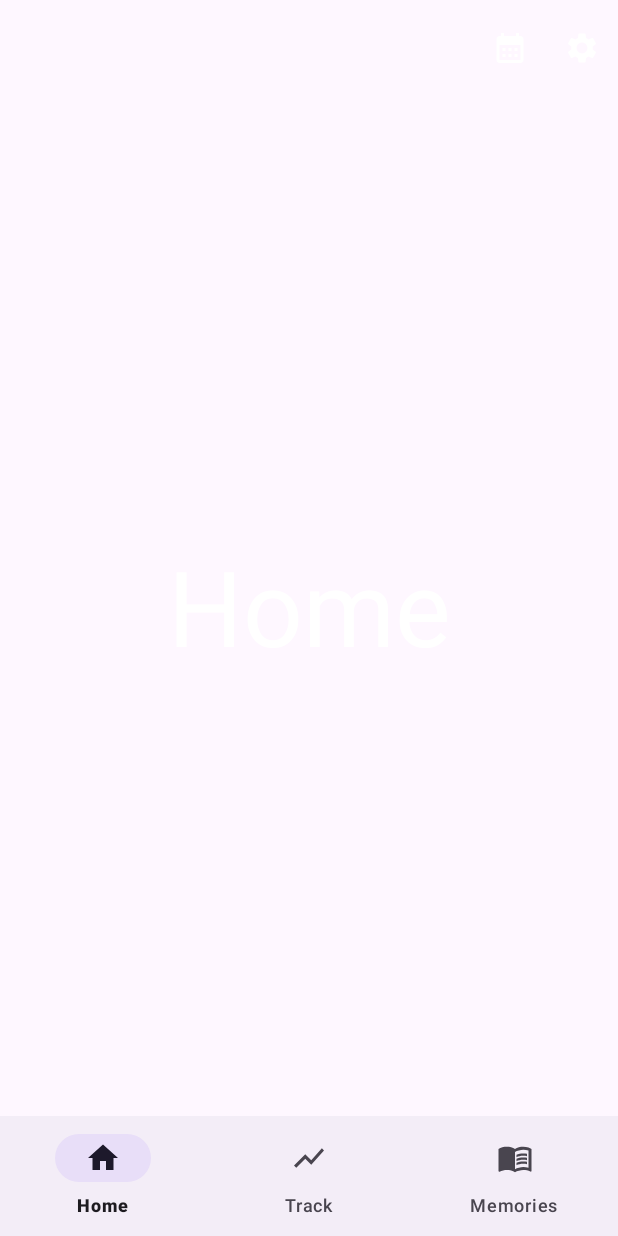
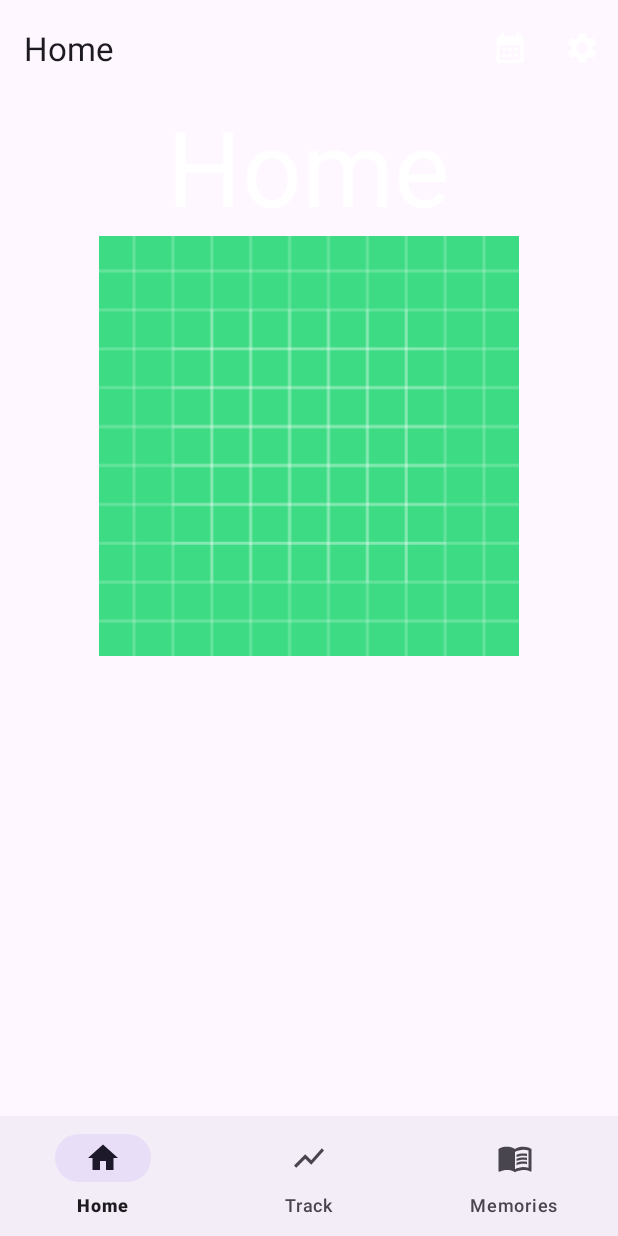
Before and after one commit to jankrokos/Bambino, an Android app: the screen it shows after launch (MainActivity), on a phone screen of 412 x 824 dp. Run offline under Robolectric (Android 15) with nearby library versions, the phone set to English and light mode, and no system bars; our stand-ins replace navigation-ui.

Commit message:
Fixed bottom navigation, added changeable image to home-screen

```diff
--- a/app/src/main/java/com/example/bambino/HomeFragment.kt
+++ /dev/null
@@ -1,20 +0,0 @@
-package com.example.bambino
-
-import android.os.Bundle
-import androidx.fragment.app.Fragment
-import android.view.LayoutInflater
-import android.view.View
-import android.view.ViewGroup
-import androidx.databinding.DataBindingUtil
-import com.example.bambino.databinding.FragmentHomeBinding
-
-class HomeFragment : Fragment() {
-
-    override fun onCreateView(
-        inflater: LayoutInflater, container: ViewGroup?,
-        savedInstanceState: Bundle?
-    ): View? {
-        val binding = FragmentHomeBinding.inflate(inflater, container, false)
-        return binding.root
-    }
-}
--- /dev/null
+++ b/app/src/main/java/com/example/bambino/home/HomeFragment.kt
@@ -0,0 +1,48 @@
+package com.example.bambino.home
+
+import android.app.Activity
+import android.content.Intent
+import android.os.Bundle
+import android.util.Log
+import androidx.fragment.app.Fragment
+import android.view.LayoutInflater
+import android.view.View
+import android.view.ViewGroup
+import androidx.activity.result.contract.ActivityResultContracts
+import androidx.databinding.DataBindingUtil
+import com.example.bambino.databinding.FragmentHomeBinding
+
+class HomeFragment : Fragment() {
+
+    private lateinit var binding: FragmentHomeBinding
+
+    override fun onCreateView(
+        inflater: LayoutInflater, container: ViewGroup?,
+        savedInstanceState: Bundle?
+    ): View? {
+        binding = FragmentHomeBinding.inflate(inflater, container, false)
+
+        binding.familyPhoto.setOnClickListener{
+            pickImageFromGallery()
+        }
+
+        return binding.root
+    }
+
+    private fun pickImageFromGallery() {
+        Log.i("HomeFragment", "PICK IMAGE")
+        val intent = Intent(Intent.ACTION_PICK)
+        intent.type = "image/*"
+        intent.action = Intent.ACTION_GET_CONTENT
+        resultLauncher.launch(intent)
+    }
+
+    private var resultLauncher = registerForActivityResult(ActivityResultContracts.StartActivityForResult()) { result ->
+        if (result.resultCode == Activity.RESULT_OK) {
+            // There are no request codes
+            val data: Intent? = result.data
+            binding.familyPhoto.setImageURI(data?.data)
+        }
+    }
+
+}
--- a/app/src/main/res/layout/activity_main.xml
+++ b/app/src/main/res/layout/activity_main.xml
@@ -16,7 +16,8 @@
             android:id="@+id/topAppBar"
             android:layout_width="match_parent"
             android:layout_height="?attr/actionBarSize"
-            app:menu="@menu/top_app_bar" />
+            app:menu="@menu/top_app_bar"
+            app:title="@string/home"/>
     </com.google.android.material.appbar.AppBarLayout>
 
 
@@ -36,5 +37,4 @@
         android:layout_below="@id/appBarLayout"
         app:defaultNavHost="true"
         app:navGraph="@navigation/navigation_main" />
-
 </RelativeLayout>
--- a/app/src/main/res/layout/fragment_home.xml
+++ b/app/src/main/res/layout/fragment_home.xml
@@ -1,22 +1,34 @@
 <?xml version="1.0" encoding="utf-8"?>
-<androidx.constraintlayout.widget.ConstraintLayout xmlns:android="http://schemas.android.com/apk/res/android"
+<RelativeLayout xmlns:android="http://schemas.android.com/apk/res/android"
     xmlns:app="http://schemas.android.com/apk/res-auto"
     xmlns:tools="http://schemas.android.com/tools"
     android:id="@+id/homeFragment"
     android:layout_width="match_parent"
     android:layout_height="match_parent"
-    tools:context=".HomeFragment">
+    tools:context=".home.HomeFragment">
 
-    <!-- TODO: Update blank fragment layout -->
+
+
     <TextView
+        android:id="@+id/h_m"
         android:layout_width="wrap_content"
         android:layout_height="wrap_content"
+        android:layout_alignParentTop="true"
+        android:layout_centerHorizontal="true"
         android:text="@string/home"
         android:textColor="#ffffff"
-        android:textSize="70sp"
-        app:layout_constraintBottom_toBottomOf="parent"
-        app:layout_constraintEnd_toEndOf="parent"
-        app:layout_constraintStart_toStartOf="parent"
-        app:layout_constraintTop_toTopOf="parent" />
+        android:textSize="70sp" />
 
-</androidx.constraintlayout.widget.ConstraintLayout>
+    <ImageView
+        android:id="@+id/family_photo"
+        android:layout_width="match_parent"
+        android:layout_height="280dp"
+        android:layout_below="@id/h_m"
+        android:src="@drawable/ic_launcher_background"
+        android:contentDescription="@string/click_to_change_photo"
+        android:visibility="visible"
+        android:clickable="true"
+        android:focusable="true"/>
+
+
+</RelativeLayout>
--- a/app/src/main/res/layout/fragment_memories.xml
+++ b/app/src/main/res/layout/fragment_memories.xml
@@ -5,7 +5,7 @@
     android:id="@+id/memoriesFragment"
     android:layout_width="match_parent"
     android:layout_height="match_parent"
-    tools:context=".MemoriesFragment">
+    tools:context=".memories.MemoriesFragment">
 
     <!-- TODO: Update blank fragment layout -->
     <TextView
--- a/app/src/main/res/layout/fragment_track.xml
+++ b/app/src/main/res/layout/fragment_track.xml
@@ -5,7 +5,7 @@
     android:id="@+id/trackFragment"
     android:layout_width="match_parent"
     android:layout_height="match_parent"
-    tools:context=".TrackFragment">
+    tools:context=".track.TrackFragment">
 
     <!-- TODO: Update blank fragment layout -->
     <TextView
--- a/app/src/main/res/navigation/navigation_main.xml
+++ b/app/src/main/res/navigation/navigation_main.xml
@@ -7,17 +7,17 @@
 
     <fragment
         android:id="@+id/homeFragment"
-        android:name="com.example.bambino.HomeFragment"
+        android:name="com.example.bambino.home.HomeFragment"
         android:label="@string/home"
         tools:layout="@layout/fragment_home" />
     <fragment
         android:id="@+id/trackFragment"
-        android:name="com.example.bambino.TrackFragment"
+        android:name="com.example.bambino.track.TrackFragment"
         android:label="@string/track"
         tools:layout="@layout/fragment_track" />
     <fragment
         android:id="@+id/memoriesFragment"
-        android:name="com.example.bambino.MemoriesFragment"
+        android:name="com.example.bambino.memories.MemoriesFragment"
         android:label="@string/memories"
         tools:layout="@layout/fragment_memories" />
 </navigation>
--- a/app/src/main/res/values/strings.xml
+++ b/app/src/main/res/values/strings.xml
@@ -10,4 +10,5 @@
     <!-- TODO: Remove or change this placeholder text -->
     <string name="hello_blank_fragment">Hello blank fragment</string>
     <string name="page_name">Home</string>
+    <string name="click_to_change_photo">Click to change photo</string>
 </resources>
```
Also changed, not shown: app/src/main/java/com/example/bambino/MainActivity.kt (+22 -20 lines), app/src/main/java/com/example/bambino/memories/MemoriesFragment.kt (renamed from app/src/main/java/com/example/bambino/TrackFragment.kt, +4 -4 lines), app/src/main/java/com/example/bambino/track/TrackFragment.kt (renamed from app/src/main/java/com/example/bambino/MemoriesFragment.kt, +4 -4 lines).
